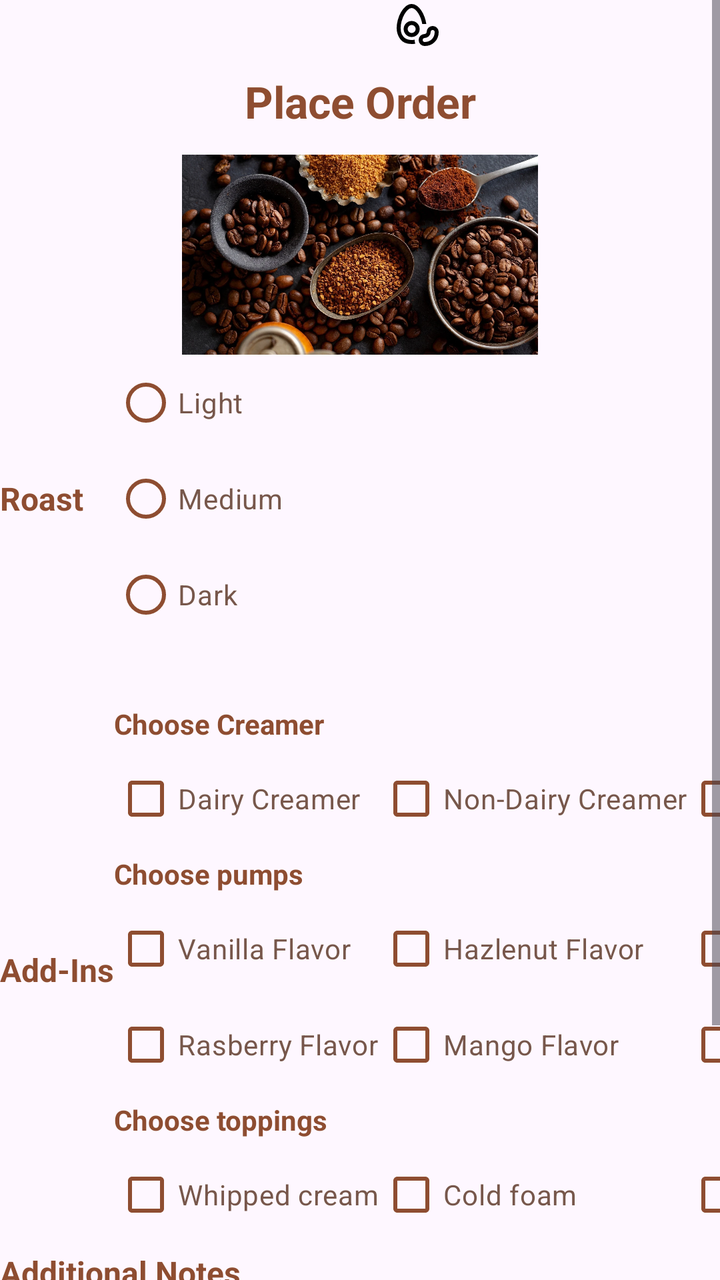
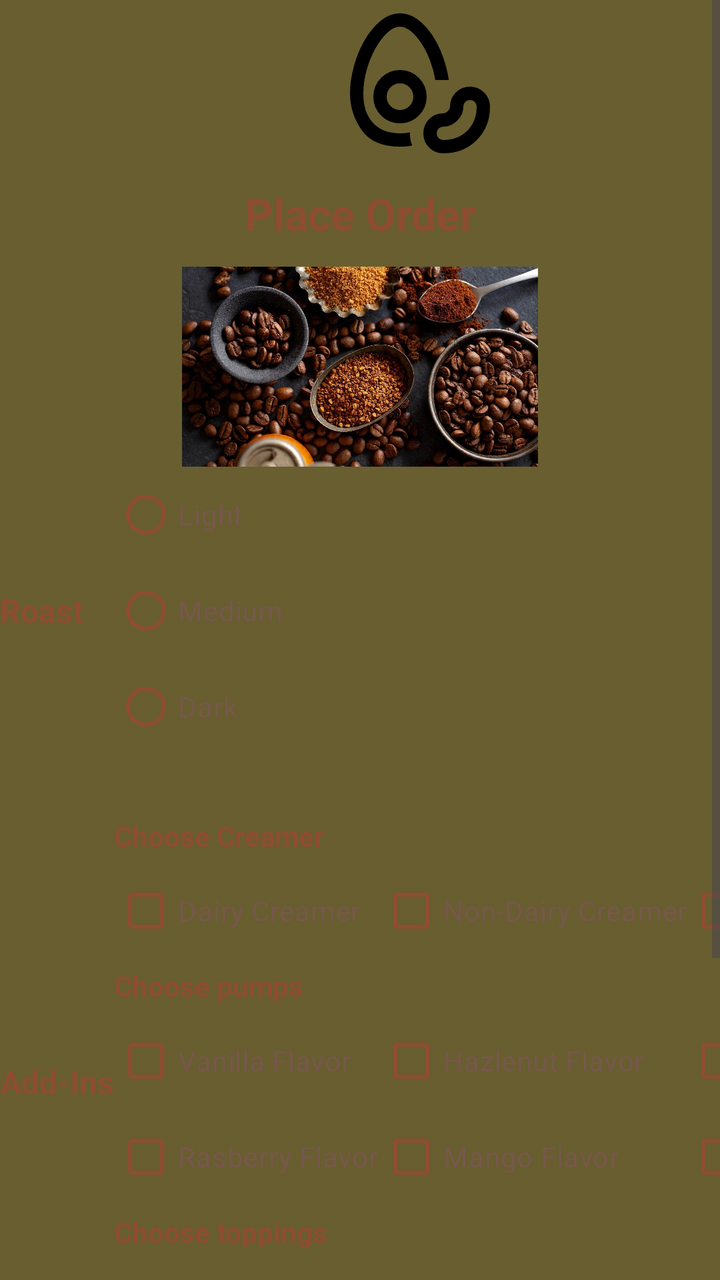

Compare the two renders of this Android layout. The source of the first and the diff that turns it into the second are given below.
<!-- AndroidManifest.xml: application theme Theme.CoffeeMid -->
<!-- res/layout/activity_order_menu.xml -->
<?xml version="1.0" encoding="utf-8"?>
<ScrollView xmlns:android="http://schemas.android.com/apk/res/android"
    xmlns:app="http://schemas.android.com/apk/res-auto"
    xmlns:tools="http://schemas.android.com/tools"
    android:id="@+id/main"
    android:layout_width="match_parent"
    android:layout_height="match_parent"
    android:fillViewport="true"
    >

    <GridLayout
        android:layout_width="match_parent"
        android:layout_height="wrap_content"
        android:scrollbars="vertical"
        android:columnCount="2"
        tools:context=".OrderMenu">


        <ImageView
            android:id="@+id/BeanIcon"
            android:layout_width="match_parent"
            android:layout_height="wrap_content"
            android:layout_columnSpan="2"
            style="@style/HeaderLogo"

            android:src="@drawable/outline_avocado_bean_24"
            android:contentDescription="@string/app_logo"
            />

        <TextView
            android:id="@+id/menu_title"
            style="@style/AppTitle"
            android:text="@string/place_order_menu"
            />


        <ImageView
            android:layout_width="wrap_content"
            android:layout_height="100dp"
            android:layout_columnSpan="2"
            android:src="@drawable/coffee_grounds"
            />

        <TextView
            android:id="@+id/roast_textview"
            android:layout_gravity="center_vertical"
            style="@style/Header2"
            android:text="@string/roast_menu"
            />

        <RadioGroup
            android:id="@+id/roast_radio">

            <RadioButton
                android:id="@+id/light_opt"
                android:layout_width="wrap_content"
                android:layout_height="wrap_content"
                style="@style/Option"

                android:text="@string/light_menu" />

            <RadioButton
                android:id="@+id/medium_opt"
                android:layout_width="wrap_content"
                android:layout_height="wrap_content"
                style="@style/Option"

                android:text="@string/medium_menu" />

            <RadioButton
                android:id="@+id/dark_opt"
                android:layout_width="wrap_content"
                android:layout_height="wrap_content"
                style="@style/Option"

                android:text="@string/dark_menu" />
        </RadioGroup>

        <TextView
            android:id="@+id/validation_textview"
            android:layout_width="match_parent"
            android:layout_height="wrap_content"
            android:layout_columnSpan="2"
            android:textColor="#CC0000"
            android:textStyle="bold"
            android:paddingTop="4dp"
            android:paddingBottom="4dp"
            android:text="" />

        
        <TextView
            android:id="@+id/addin_textview"
            android:layout_gravity="center_vertical"
            style="@style/Header2"
            android:text="@string/add_ins_menu"
            />

        <GridLayout
            android:id="@+id/addin_Layout"
            android:layout_width="wrap_content"
            android:columnCount="3">

            <TextView
                android:id="@+id/Dairy_Section_textview"
                style="@style/Header3"
                android:layout_columnSpan="3"

                android:text="@string/choose_creamer_menu"/>
            <CheckBox android:id="@+id/dairyCreamer" android:text="@string/dairy_creamer" style="@style/Option"/>
            <CheckBox android:id="@+id/nondairyCreamer" android:text="@string/non_dairy_creamer" style="@style/Option"/>
            <CheckBox android:id="@+id/hahCreamer" android:text="@string/half_half" style="@style/Option"/>

            <TextView
                android:id="@+id/Pumps_Section_textview"
                style="@style/Header3"
                android:layout_columnSpan="3"

                android:text="@string/choose_pumps_menu"/>
            <CheckBox android:id="@+id/vanillaPump" android:text="@string/vanilla_flavor" style="@style/Option"/>
            <CheckBox android:id="@+id/hazlePump" android:text="@string/hazlenut_flavor" style="@style/Option"/>
            <CheckBox android:id="@+id/coconutPump" android:text="@string/coconut_flavor" style="@style/Option"/>
            <CheckBox android:id="@+id/rasberryPump" android:text="@string/rasberry_flavor" style="@style/Option"/>
            <CheckBox android:id="@+id/mangoPump" android:text="@string/mango_flavor" style="@style/Option"/>
            <CheckBox android:id="@+id/chocoPump" android:text="@string/chocolate_flavor" style="@style/Option"/>

            <TextView
                android:id="@+id/topping_Section_textview"
                style="@style/Header3"
                android:layout_columnSpan="3"

                android:text="@string/choose_toppings_menu"/>
            <CheckBox android:id="@+id/whipTopping" android:text="@string/whipped_cream" style="@style/Option"/>
            <CheckBox android:id="@+id/foamTopping" android:text="@string/cold_foam" style="@style/Option"/>
            <CheckBox android:id="@+id/caramelTopping" android:text="@string/caramel_syrup" style="@style/Option"/>
        </GridLayout>

        <TextView
            android:id="@+id/AdditionalNotes"
            android:layout_width="match_parent"
            android:layout_height="wrap_content"
            style="@style/Header2"
            android:layout_columnSpan="2"

            android:text="@string/additional_notes_menu"/>
        <EditText
            android:id="@+id/noteEditor"
            android:layout_width="match_parent"
            android:layout_height="100dp"
            android:layout_columnSpan="2"/>

        <Button
            android:id="@+id/submit_order"
            android:layout_width="200dp"
            android:layout_columnSpan="2"

            android:layout_gravity="center_horizontal"

            android:text="@string/place_order_menu"
            />

    </GridLayout>
</ScrollView>
<!-- resources referenced by this layout -->
<resources>
  <!-- drawable coffee_grounds: webp bitmap (drawable, 395518 bytes) -->
  <!-- drawable outline_avocado_bean_24: vector/xml drawable (drawable, 2052 chars, omitted) -->
  <string name="add_ins_menu">Add-Ins</string>
  <string name="additional_notes_menu">Additional Notes</string>
  <string name="app_logo">App_Logo</string>
  <string name="caramel_syrup">Caramel syrup</string>
  <string name="chocolate_flavor">Chocolate Flavor</string>
  <string name="choose_creamer_menu">Choose Creamer</string>
  <string name="choose_pumps_menu">Choose pumps</string>
  <string name="choose_toppings_menu">Choose toppings</string>
  <string name="coconut_flavor">Coconut Flavor</string>
  <string name="cold_foam">Cold foam</string>
  <string name="dairy_creamer">Dairy Creamer</string>
  <string name="dark_menu">Dark</string>
  <string name="half_half">half-half</string>
  <string name="hazlenut_flavor">Hazlenut Flavor</string>
  <string name="light_menu">Light</string>
  <string name="mango_flavor">Mango Flavor</string>
  <string name="medium_menu">Medium</string>
  <string name="non_dairy_creamer">Non-Dairy Creamer</string>
  <string name="place_order_menu">Place Order</string>
  <string name="rasberry_flavor">Rasberry Flavor</string>
  <string name="roast_menu">Roast</string>
  <string name="vanilla_flavor">Vanilla Flavor</string>
  <string name="whipped_cream">Whipped cream</string>
  <style name="AppTitle">
          <item name="android:textSize">22sp</item>
          <item name="android:textStyle">bold</item>
          <item name="android:layout_width">match_parent</item>
          <item name="android:layout_height">wrap_content</item>
          <item name="android:paddingTop">12dp</item>
          <item name="android:paddingBottom">12dp</item>
          <item name="android:textAlignment">center</item>
          <item name="android:layout_columnSpan">2</item>
          <item name="android:textColor">?attr/colorPrimary</item>
      </style>
  <style name="Header2">
          <item name="android:textSize">16sp</item>
          <item name="android:textStyle">bold</item>
          <item name="android:layout_width">wrap_content</item>
          <item name="android:layout_height">wrap_content</item>
          <item name="android:paddingTop">4dp</item>
          <item name="android:paddingBottom">4dp</item>
          <item name="android:textAlignment">viewStart</item>
          <item name="android:layout_columnSpan">1</item>
          <item name="android:textColor">?attr/colorPrimary</item>
      </style>
  <style name="Header3">
          <item name="android:textStyle">bold</item>
          <item name="android:layout_width">wrap_content</item>
          <item name="android:layout_height">wrap_content</item>
          <item name="android:paddingTop">4dp</item>
          <item name="android:paddingBottom">4dp</item>
          <item name="android:textAlignment">viewStart</item>
          <item name="android:textColor">?attr/colorPrimary</item>
      </style>
  <style name="HeaderLogo">
          <item name="android:layout_width">80dp</item>
          <item name="android:layout_height">80dp</item>
          <item name="android:layout_gravity">center_horizontal</item>s
          <item name="color">?attr/colorPrimary</item>
      </style>
  <style name="Option">
          <item name="android:layout_height">wrap_content</item>
          <item name="android:layout_width">wrap_content</item>
          <item name="android:textColor">?attr/colorSecondary</item>
          <item name="buttonTint">?attr/colorPrimary</item>
      </style>
  <style name="Theme.CoffeeMid" parent="Base.Theme.CoffeeMid" />
  <style name="Base.Theme.CoffeeMid" parent="Theme.Material3.DayNight.NoActionBar">
          <item name="colorPrimary">@color/coffee_primary</item>
          <item name="colorSecondary">@color/coffee_secondary</item>
          <item name="colorSurface">@color/coffee_surface</item>
      </style>
  <color name="coffee_primary">#8e4d31</color>
  <color name="coffee_secondary">#77574b</color>
  <color name="coffee_surface">#685e30</color>
</resources>

<!-- the commit's change to res/layout/activity_order_menu.xml (unified diff, before → after) -->
@@ -3,6 +3,7 @@
     xmlns:app="http://schemas.android.com/apk/res-auto"
     xmlns:tools="http://schemas.android.com/tools"
     android:id="@+id/main"
+    android:background="?attr/colorSurface"
     android:layout_width="match_parent"
     android:layout_height="match_parent"
     android:fillViewport="true"
@@ -18,8 +19,6 @@
 
         <ImageView
             android:id="@+id/BeanIcon"
-            android:layout_width="match_parent"
-            android:layout_height="wrap_content"
             android:layout_columnSpan="2"
             style="@style/HeaderLogo"
 
